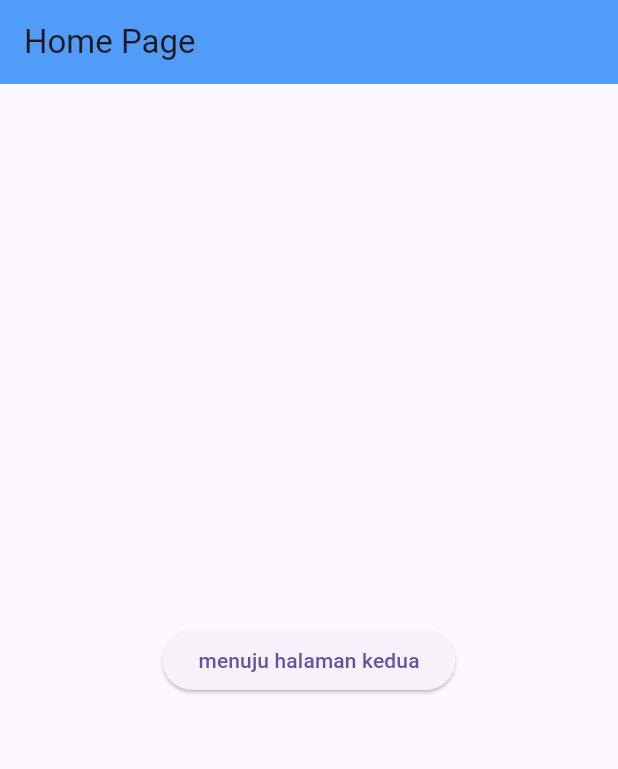
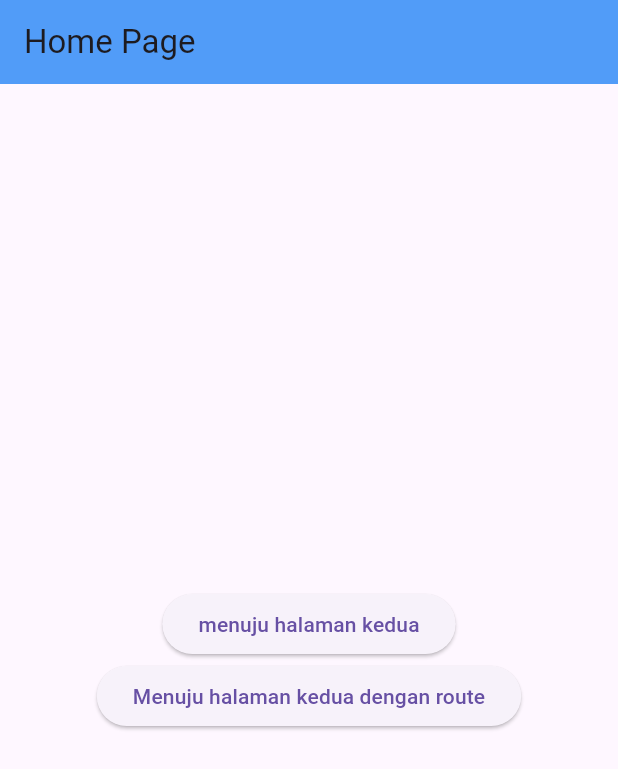
Before and after one commit to septyaanp/21102177_TI3_ppb2234-2coba, a Flutter app: the screen it shows after launch, on a phone screen of 412 x 824 dp. Shown: the top 769 px of the screen. Run offline on Flutter 3.47's test engine with Material 3 defaults, Android fonts, the light colour scheme and no system bars; our stand-ins replace bloc, equatable, flutter_bloc; missing offline and left inert: dart:js.

Commit message:
step 13 : Membungkus tombol dpada Homepage

```diff
--- a/navigation_dan_routing_prak5/lib/home_page.dart
+++ b/navigation_dan_routing_prak5/lib/home_page.dart
@@ -12,16 +12,29 @@ class HomePage extends StatelessWidget {
         backgroundColor: Color.fromARGB(255, 81, 156, 248),
       ),
       body: Center(
-        child: ElevatedButton(
+        child: Column(
+          mainAxisAlignment: MainAxisAlignment.center,
+          children: [
+            ElevatedButton(
               onPressed: () {
                 Navigator.push(
                   context,
                   MaterialPageRoute(
                     builder: (context) => const SecondPage(
                       data: 'Data dari home Page',
-                        )));
+                    ),
+                  ),
+                );
               },
               child: const Text('menuju halaman kedua'),
+            ),
+            ElevatedButton(
+              onPressed: () {
+                Navigator.pushNamed(context, '/second_page');
+              },
+              child: const Text('Menuju halaman kedua dengan route'),
+            ),
+          ],
         ),
       ),
     );
```
Lines whose indentation alone changed are shown as unchanged.
